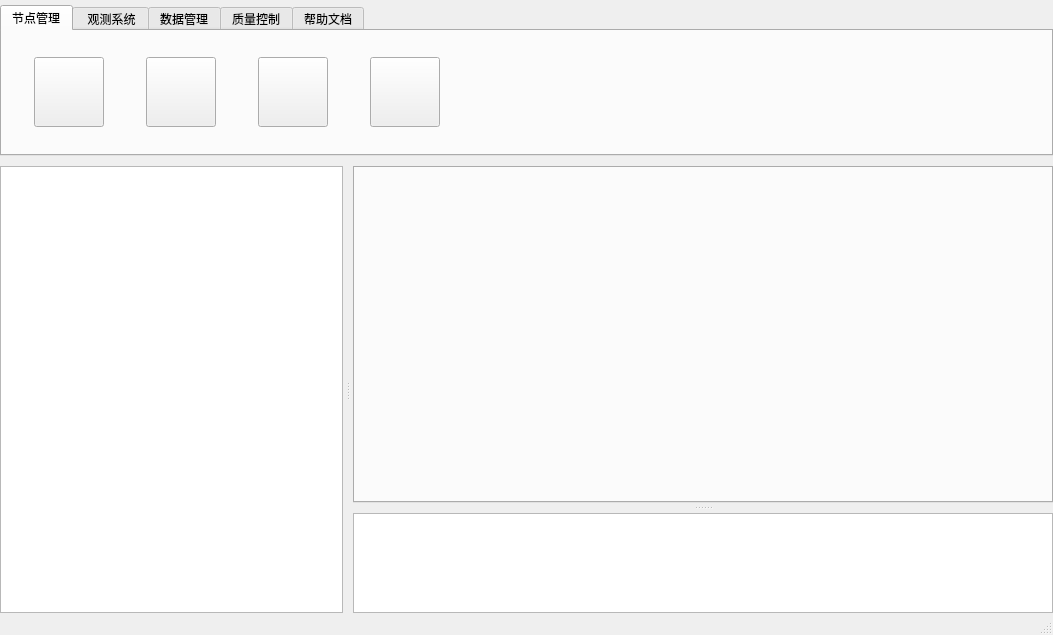
Before: the Qt Designer form OBNSoftwareRoot/src/OBNSoftwareMainWidget/obnmainwindow.ui in AlanZHW/OBNNewModel, drawn with Qt 5.
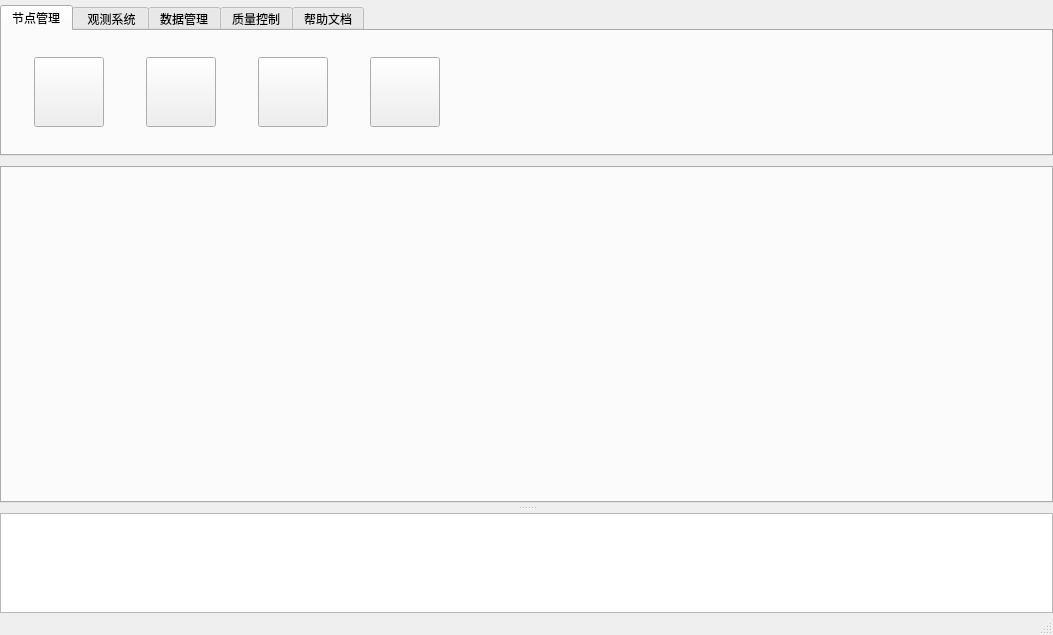
After: the same form once the commit is applied. Custom widgets are drawn as their Qt base class.

What changed in the file:
```diff
--- a/OBNSoftwareRoot/src/OBNSoftwareMainWidget/obnmainwindow.ui
+++ b/OBNSoftwareRoot/src/OBNSoftwareMainWidget/obnmainwindow.ui
@@ -719,23 +719,6 @@
       <property name="handleWidth">
        <number>10</number>
       </property>
-      <widget class="QTreeView" name="treeView_DataList">
-       <property name="maximumSize">
-        <size>
-         <width>343</width>
-         <height>16777215</height>
-        </size>
-       </property>
-       <property name="styleSheet">
-        <string notr="true">QTreeView::item{
-	height:35px;
-}
-background-color:#FFFFFF</string>
-       </property>
-       <property name="lineWidth">
-        <number>5</number>
-       </property>
-      </widget>
       <widget class="QSplitter" name="splitter">
        <property name="orientation">
         <enum>Qt::Vertical</enum>
```
